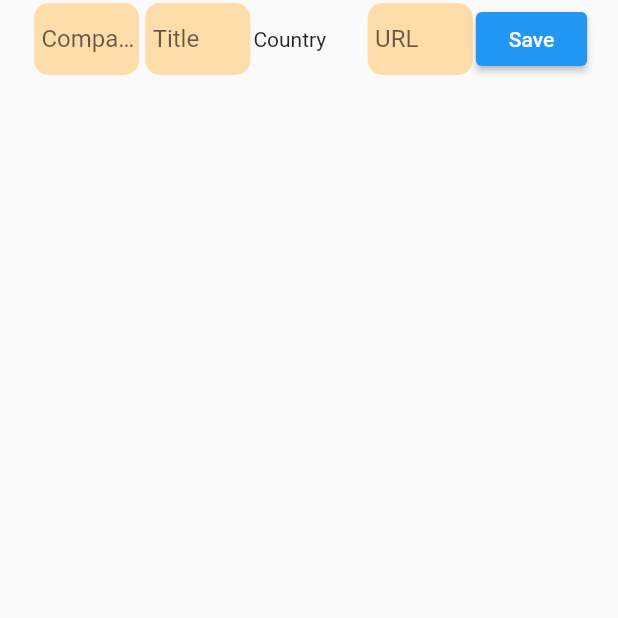
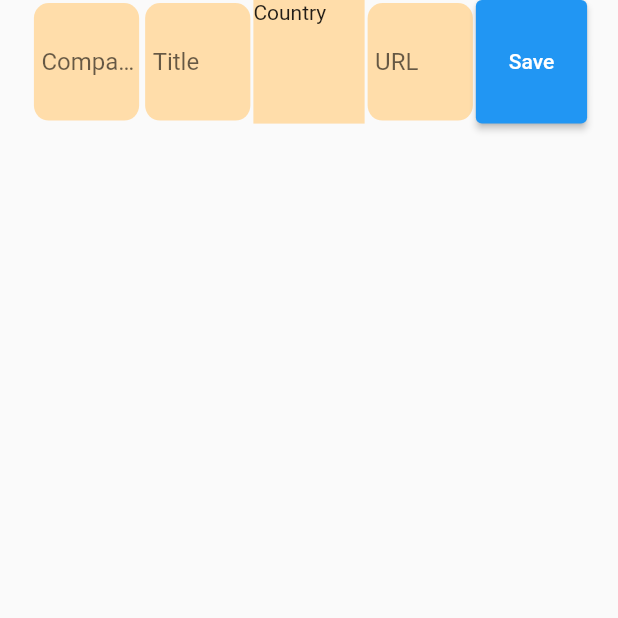
Before and after one commit to nikiforov5000/flutter_jobs_applications, a Flutter app: the screen it shows after launch, on a phone screen of 412 x 824 dp, the top half of it. Run offline on Flutter 3.47's test engine with Material 2 defaults, Android fonts, the phone set to English and light mode, and no system bars; our stand-ins replace cloud_firestore, country_picker, firebase_core; accounts and stored records are empty.

Commit message:
some decoration to country picker

```diff
--- /dev/null
+++ b/lib/screens/home_screen/constants/colors.dart
@@ -0,0 +1,3 @@
+import 'dart:ui';
+
+const kInputColor = Color(0xffffddaa);
--- a/lib/screens/home_screen/widgets/input_field_widget.dart
+++ b/lib/screens/home_screen/widgets/input_field_widget.dart
@@ -1,4 +1,5 @@
 import 'package:flutter/material.dart';
+import 'package:flutter_jobs_applications/screens/home_screen/constants/colors.dart';
 import 'package:flutter_jobs_applications/services/super_provider.dart';
 
 class InputFieldWidget extends StatelessWidget {
@@ -16,7 +17,7 @@ class InputFieldWidget extends StatelessWidget {
         padding: EdgeInsets.only(left: 5.0),
         margin: EdgeInsets.all(2.0),
         decoration: BoxDecoration(
-          color: Color(0xffffddaa),
+          color: kInputColor,
           borderRadius: BorderRadius.circular(10),
         ),
         child: Row(
@@ -25,12 +26,10 @@ class InputFieldWidget extends StatelessWidget {
             // Expanded(child: Center(child: Text(label))),
             Expanded(
               child: TextField(
-
                 controller: controller,
                 decoration: decoration,
                 onChanged: (value) {
                   provider.value = value;
-
                 },
               ),
             ),
--- a/lib/screens/home_screen/widgets/input_section.dart
+++ b/lib/screens/home_screen/widgets/input_section.dart
@@ -21,18 +21,27 @@ class _InputSectionState extends State<InputSection> {
   Widget build(BuildContext context) {
     final companyProvider = Provider.of<CompanyProvider>(context);
     final urlProvider = Provider.of<UrlProvider>(context);
-    final countryProvider = Provider.of<CountryProvider>(context);
     final titleProvider = Provider.of<TitleProvider>(context);
+    final height = MediaQuery.of(context).size.height;
+    final rowHeight = height / 10;
 
-    return Row(
+    // final companyInput = TextField(
+    //   onChanged: ,
+    // );
+
+
+    return SizedBox(
+      height: rowHeight,
+      child: Row(
+        crossAxisAlignment: CrossAxisAlignment.stretch,
         children: [
           InputFieldWidget(label: 'Company', provider: companyProvider),
           InputFieldWidget(label: 'Title', provider: titleProvider),
-        // InputFieldWidget(label: 'Country', provider: countryProvider),
-        MyCountryPicker (provider: countryProvider),
+          MyCountryPicker (),
           InputFieldWidget(label: 'URL', provider: urlProvider),
           const SaveButton(),
         ],
+      ),
     );
   }
 }
--- a/lib/screens/home_screen/widgets/my_country_picker.dart
+++ b/lib/screens/home_screen/widgets/my_country_picker.dart
@@ -1,11 +1,10 @@
 import 'package:country_picker/country_picker.dart';
 import 'package:flutter/material.dart';
+import 'package:flutter_jobs_applications/screens/home_screen/constants/colors.dart';
 import 'package:flutter_jobs_applications/services/country_provider.dart';
 import 'package:provider/provider.dart';
 
 class MyCountryPicker extends StatefulWidget {
-  MyCountryPicker({required this.provider});
-  final provider;
 
   @override
   State<MyCountryPicker> createState() => _MyCountryPickerState();
@@ -41,7 +40,10 @@ class _MyCountryPickerState extends State<MyCountryPicker> {
             },
           );
         },
-        child: Text(countryCode ?? 'Country'),
+        child: Container(
+          color: kInputColor,
+          child: Text(countryCode ?? 'Country'),
+        ),
       ),
     );
   }
```
Lines whose indentation alone changed are shown as unchanged.
